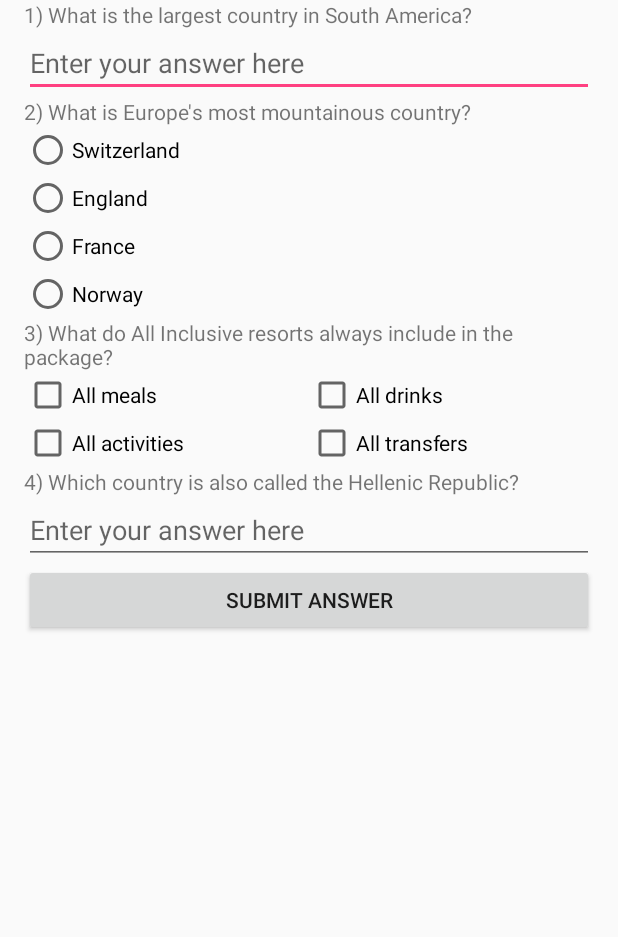
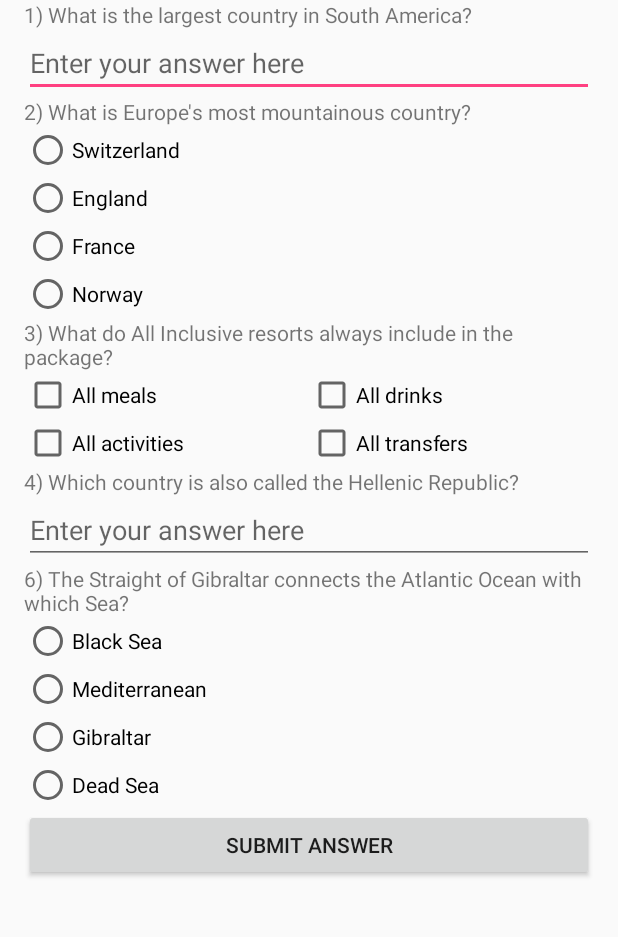
Before and after one commit to MarineNET/QuizApp, an Android app: the screen it shows after launch (MainActivity), on a phone screen of 412 x 824 dp, the part 192-1129 px from its top. Run offline under Robolectric (Android 15) with nearby library versions, the phone set to English and light mode, and no system bars.

Commit message:
Add XML and logic to q6 with Radio buttons

```diff
--- a/app/src/main/res/layout/activity_main.xml
+++ b/app/src/main/res/layout/activity_main.xml
@@ -50,28 +50,28 @@
             android:layout_width="match_parent"
             android:layout_height="wrap_content"
             android:text="Switzerland"
-            android:onClick="radioButtonClicked"/>
+            android:onClick="radioButtonQuestion3"/>
 
         <RadioButton
             android:id="@+id/radioEngland"
             android:layout_width="match_parent"
             android:layout_height="wrap_content"
             android:text="England"
-            android:onClick="radioButtonClicked"/>
+            android:onClick="radioButtonQuestion3"/>
 
         <RadioButton
             android:id="@+id/radioFrance"
             android:layout_width="match_parent"
             android:layout_height="wrap_content"
             android:text="France"
-            android:onClick="radioButtonClicked"/>
+            android:onClick="radioButtonQuestion3"/>
 
         <RadioButton
             android:id="@+id/radioNorway"
             android:layout_width="match_parent"
             android:layout_height="wrap_content"
             android:text="Norway"
-            android:onClick="radioButtonClicked"/>
+            android:onClick="radioButtonQuestion3"/>
 
         </RadioGroup>
 
@@ -136,6 +136,45 @@
             android:hint="Enter your answer here"/>
 
 
+        <TextView
+            android:id="@+id/question6"
+            android:layout_width="match_parent"
+            android:layout_height="wrap_content"
+            android:text="6) The Straight of Gibraltar connects the Atlantic Ocean with which Sea?"/>
+
+        <RadioGroup
+            android:layout_width="match_parent"
+            android:layout_height="wrap_content">
+
+            <RadioButton
+                android:id="@+id/radioBlackSea"
+                android:layout_width="match_parent"
+                android:layout_height="wrap_content"
+                android:text="Black Sea"
+                android:onClick="radioButtonQuestion6"/>
+
+            <RadioButton
+                android:id="@+id/radioMediterranean"
+                android:layout_width="match_parent"
+                android:layout_height="wrap_content"
+                android:text="Mediterranean"
+                android:onClick="radioButtonQuestion6"/>
+
+            <RadioButton
+                android:id="@+id/radioGibraltar"
+                android:layout_width="match_parent"
+                android:layout_height="wrap_content"
+                android:text="Gibraltar"
+                android:onClick="radioButtonQuestion6"/>
+
+            <RadioButton
+                android:id="@+id/radioDeadSea"
+                android:layout_width="match_parent"
+                android:layout_height="wrap_content"
+                android:text="Dead Sea"
+                android:onClick="radioButtonQuestion6"/>
+
+        </RadioGroup>
         <Button
             android:id="@+id/submitButton"
             android:layout_width="match_parent"
```
Also changed, not shown: app/src/main/java/com/viktorkhon/quizapp/MainActivity.java (+36 -4 lines).
